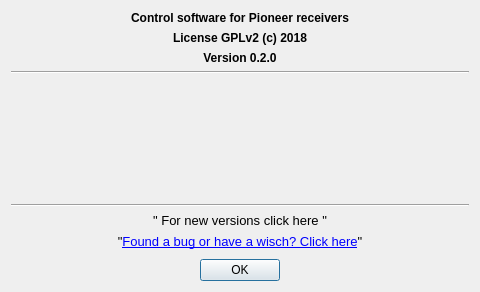
The window that aboutdialog.ui (AceOfSnakes/AvrPioRemote) describes before a commit, drawn with Qt 5.
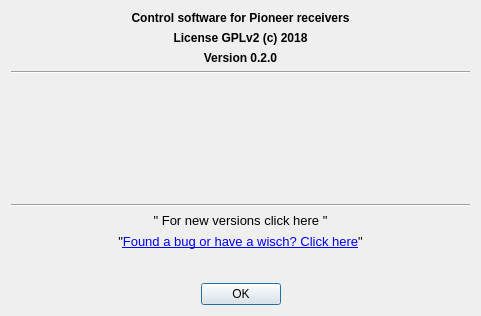
The same window after the commit.

Commit message: change about height for linux

```diff
--- a/aboutdialog.ui
+++ b/aboutdialog.ui
@@ -6,8 +6,8 @@
    <rect>
     <x>0</x>
     <y>0</y>
-    <width>480</width>
-    <height>292</height>
+    <width>481</width>
+    <height>316</height>
    </rect>
   </property>
   <property name="minimumSize">
@@ -19,7 +19,7 @@
   <property name="maximumSize">
    <size>
     <width>600</width>
-    <height>300</height>
+    <height>480</height>
    </size>
   </property>
   <property name="windowTitle">
```
